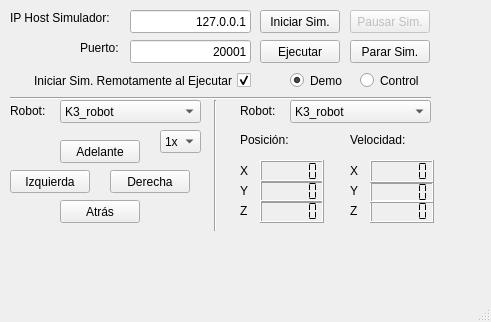
The window that KheperaSimGui_src/kheperasimgui.ui (xpeiro/computadores-III) describes before a commit, drawn with Qt 5.
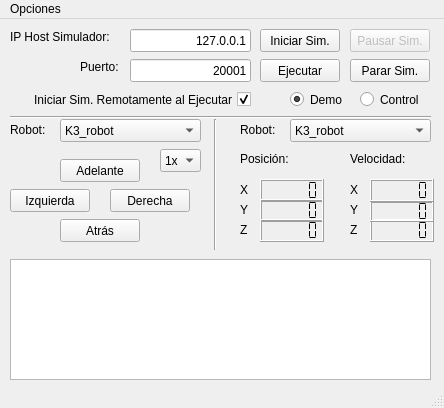
The same window after the commit. Icons and pictures are not drawn.

The edit to the form file:
```diff
--- a/KheperaSimGui_src/kheperasimgui.ui
+++ b/KheperaSimGui_src/kheperasimgui.ui
@@ -6,8 +6,8 @@
    <rect>
     <x>0</x>
     <y>0</y>
-    <width>491</width>
-    <height>322</height>
+    <width>444</width>
+    <height>408</height>
    </rect>
   </property>
   <property name="windowTitle">
@@ -610,16 +610,60 @@
      </property>
     </item>
    </widget>
+   <widget class="QTextEdit" name="textEdit">
+    <property name="enabled">
+     <bool>true</bool>
+    </property>
+    <property name="geometry">
+     <rect>
+      <x>10</x>
+      <y>240</y>
+      <width>421</width>
+      <height>121</height>
+     </rect>
+    </property>
+    <property name="verticalScrollBarPolicy">
+     <enum>Qt::ScrollBarAlwaysOff</enum>
+    </property>
+    <property name="horizontalScrollBarPolicy">
+     <enum>Qt::ScrollBarAlwaysOff</enum>
+    </property>
+    <property name="sizeAdjustPolicy">
+     <enum>QAbstractScrollArea::AdjustToContents</enum>
+    </property>
+    <property name="readOnly">
+     <bool>true</bool>
+    </property>
+    <property name="html">
+     <string>&lt;!DOCTYPE HTML PUBLIC &quot;-//W3C//DTD HTML 4.0//EN&quot; &quot;http://www.w3.org/TR/REC-html40/strict.dtd&quot;&gt;
+&lt;html&gt;&lt;head&gt;&lt;meta name=&quot;qrichtext&quot; content=&quot;1&quot; /&gt;&lt;style type=&quot;text/css&quot;&gt;
+p, li { white-space: pre-wrap; }
+&lt;/style&gt;&lt;/head&gt;&lt;body style=&quot; font-family:'Sans Serif'; font-size:9pt; font-weight:400; font-style:normal;&quot;&gt;
+&lt;p style=&quot;-qt-paragraph-type:empty; margin-top:0px; margin-bottom:0px; margin-left:0px; margin-right:0px; -qt-block-indent:0; text-indent:0px;&quot;&gt;&lt;br /&gt;&lt;/p&gt;&lt;/body&gt;&lt;/html&gt;</string>
+    </property>
+   </widget>
   </widget>
   <widget class="QMenuBar" name="menuBar">
    <property name="geometry">
     <rect>
      <x>0</x>
      <y>0</y>
-     <width>491</width>
+     <width>444</width>
      <height>20</height>
     </rect>
    </property>
+   <widget class="QMenu" name="menuOpciones">
+    <property name="layoutDirection">
+     <enum>Qt::LeftToRight</enum>
+    </property>
+    <property name="title">
+     <string>Opciones</string>
+    </property>
+    <addaction name="actionMostrar_Output"/>
+    <addaction name="actionAyuda"/>
+    <addaction name="actionSalir"/>
+   </widget>
+   <addaction name="menuOpciones"/>
   </widget>
   <widget class="QStatusBar" name="statusBar"/>
  </widget>
```
Left out of the diff: 24 changed lines with no effect on the pictures.
